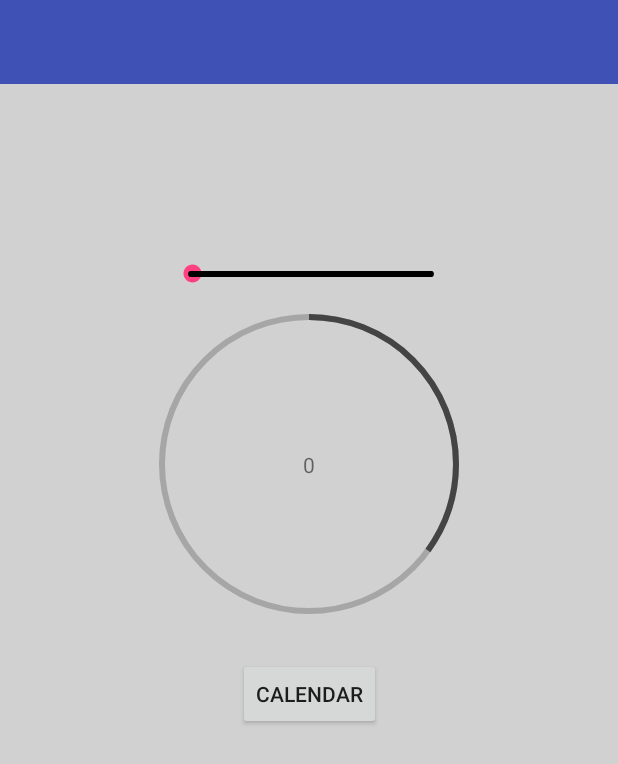
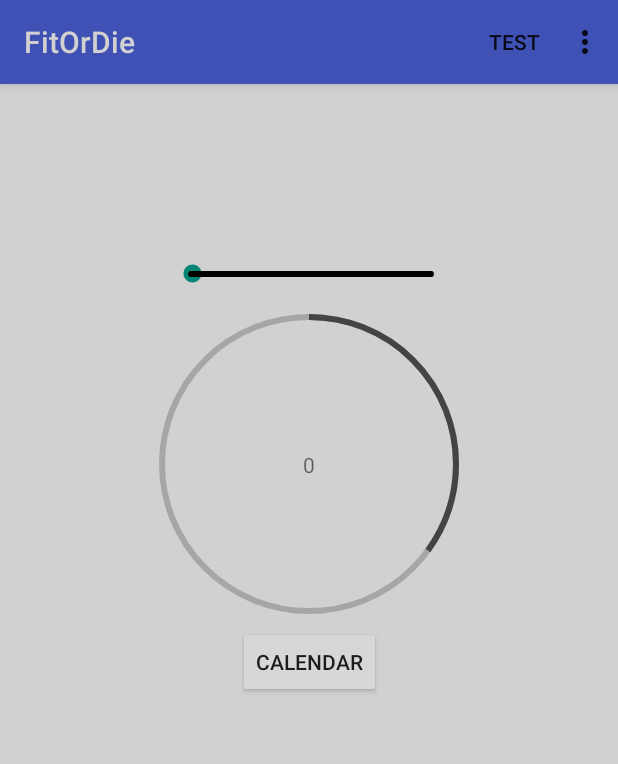
Before and after one commit to CS3398-Cappucino-Dreamers/CS3398-Cappucino-F2017, an Android app: the HomePage screen opened directly, with no data from a screen before it, on a phone screen of 412 x 824 dp. Shown: the top 764 px of the screen. Run offline under Robolectric (Android 15) with nearby library versions, the phone set to English and light mode, and no system bars; libraries missing offline, so code that uses them is left out: com.aurelhubert.ahbottomnavigation; plain views replace AHBottomNavigation.

Commit message:
Preliminary Navigation Drawer, Action Bar, and Progress Animation

```diff
--- a/MyApplication/app/build.gradle
+++ b/MyApplication/app/build.gradle
@@ -29,5 +29,6 @@ dependencies {
     compile 'com.android.support:design:25.3.1'
     compile 'com.android.support:support-v4:25.3.1'
     compile 'com.aurelhubert:ahbottomnavigation:2.0.4' // For bottom nav bar
+    compile "com.android.support:support-core-utils:25.0.0" // support lib for action bar
     testCompile 'junit:junit:4.12'
 }
--- a/MyApplication/app/src/main/AndroidManifest.xml
+++ b/MyApplication/app/src/main/AndroidManifest.xml
@@ -8,7 +8,7 @@
         android:label="@string/app_name"
         android:roundIcon="@mipmap/ic_launcher_round"
         android:supportsRtl="true"
-        android:theme="@style/AppTheme.NoActionBar">
+        android:theme="@style/Theme.AppCompat.Light.NoActionBar">
         <activity android:name=".Login.LoginActivity">
             <intent-filter>
                 <action android:name="android.intent.action.MAIN" />
--- a/MyApplication/app/src/main/java/com/example/ben/fitordie/Login/HomePage.java
+++ b/MyApplication/app/src/main/java/com/example/ben/fitordie/Login/HomePage.java
@@ -3,8 +3,13 @@ package com.example.ben.fitordie.Login;
 import android.content.Intent;
 import android.support.v7.app.AppCompatActivity;
 import android.os.Bundle;
+import android.support.v7.widget.Toolbar;
+import android.util.*;
+import android.view.Menu;
 import android.view.View;
+import android.widget.ArrayAdapter;
 import android.widget.Button;
+import android.widget.ListView;
 import android.widget.SeekBar;
 import android.widget.TextView;
 
@@ -16,25 +21,59 @@ import com.example.ben.fitordie.R;
 
 public class HomePage extends AppCompatActivity {
 
+    private CircleProgressBar circleProgressBar;
+    private Thread animation; // animation thread
     private TextView progressField;
     private Button calendarBtn;
     private Intent goToCalendarIntent;
     private AHBottomNavigationItem item1; // item1 of the bottom nav bar (Far left)
+    private ListView mDrawerList; // listview for the navigation drawer
+    private ArrayAdapter<String> mAdapter; // Adapts Data
 
     @Override
     protected void onCreate(Bundle savedInstanceState) {
         super.onCreate(savedInstanceState);
         setContentView(R.layout.activity_home_page);
 
-        BottomNavBar bottomNavBar = BottomNavBar.getInstance(this,findViewById(R.id.bottom_navigation));
+        mDrawerList = (ListView)findViewById(R.id.navList); // get Drawer ListView
+        addDrawerItems(); // populate drawer
+
+
+        Toolbar toolbar = (Toolbar) findViewById(R.id.my_toolbar);
+        setSupportActionBar(toolbar);
+        toolbar.setTitleTextColor(getResources().getColor(R.color.lightGray));
+
+
+        BottomNavBar bottomNavBar = BottomNavBar.getInstance(this,findViewById(R. id.bottom_navigation));
 
         progressField = (TextView)findViewById(R.id.progressField);
         calendarBtn = (Button)findViewById(R.id.calendarBtn);
         setBtnListeners();
 
-        final CircleProgressBar circleProgressBar = (CircleProgressBar)findViewById(R.id.custom_progressBar);
+        circleProgressBar = (CircleProgressBar)findViewById(R.id.custom_progressBar);
         SeekBar seekBar = (SeekBar)findViewById(R.id.seekBar);
         goToCalendarIntent = new Intent(this, CalendarActivity.class);
+
+//        animation = new Thread(new Runnable() {
+//            @Override
+//            public void run() {
+//                 runOnUiThread(new Runnable() {
+//                    @Override
+//                    public void run() {
+//                        for(int i =0; i< 700; i+=10){
+//                            circleProgressBar.setProgress(i/10);
+//                            try {
+//                                Thread.sleep(200);
+//                            } catch (InterruptedException e) {
+//                                e.printStackTrace();
+//                            }
+//                        }
+//                    }
+//                });
+//            }
+//        });
+//        animation.start();
+
 
 
 
@@ -58,15 +97,65 @@ public class HomePage extends AppCompatActivity {
         });
     }
 
+    @Override
+    protected void onStart() {
+        super.onStart();
+    }
+
+    @Override
+    protected void onResume() {
+        super.onResume();
+    }
+
     /**
      * Button listener that takes you to the calenar activity.. Just temporary for demo #1
      */
-    public void setBtnListeners(){
+    public void setBtnListeners() {
         calendarBtn.setOnClickListener(new View.OnClickListener() {
+
             @Override
             public void onClick(View v) {
-                startActivity(goToCalendarIntent);
+                //startActivity(goToCalendarIntent;
+                new Thread(new Runnable() {
+                    @Override
+                    public void run() {
+                        int b = 0;
+                        for(int i = 0; i < 70; i++) {
+                            final int a = i;
+                            runOnUiThread(new Runnable() {
+                                @Override
+                                public void run() {
+                                    circleProgressBar.setProgress(a);
+                                }
+                            });
+                            try {
+
+                                Thread.currentThread().sleep(50);
+                                if(a >= 50){
+                                    Thread.currentThread().sleep(b+=5);
+                                }
+                            } catch (InterruptedException e) {
+                                e.printStackTrace();
+                            }
+                        }
+                    }
+                }).start();
+
+
             }
         });
     }
+
+    @Override
+    public boolean onCreateOptionsMenu(Menu menu) {
+        getMenuInflater().inflate(R.menu.appbar,menu);
+
+        return super.onCreateOptionsMenu(menu);
+    }
+
+    private void addDrawerItems() {
+        String[] osArray = { "User Stats", "Calendar", "Tracker", "Logbook","Machine Learning", "Settings" };
+        mAdapter = new ArrayAdapter<String>(this, android.R.layout.simple_list_item_1, osArray);
+        mDrawerList.setAdapter(mAdapter);
+    }
 }
--- a/MyApplication/app/src/main/res/layout/activity_home_page.xml
+++ b/MyApplication/app/src/main/res/layout/activity_home_page.xml
@@ -1,4 +1,11 @@
 <?xml version="1.0" encoding="utf-8"?>
+<android.support.v4.widget.DrawerLayout xmlns:android="http://schemas.android.com/apk/res/android"
+    xmlns:app="http://schemas.android.com/apk/res-auto"
+    xmlns:tools="http://schemas.android.com/tools"
+    android:id="@+id/drawer_layout"
+    android:layout_width="match_parent"
+    android:layout_height="match_parent">
+    <!-- The main content view -->
     <android.support.constraint.ConstraintLayout xmlns:android="http://schemas.android.com/apk/res/android"
         xmlns:app="http://schemas.android.com/apk/res-auto"
         xmlns:tools="http://schemas.android.com/tools"
@@ -7,11 +14,11 @@
         android:background="@color/lightGray"
         tools:context="com.example.ben.fitordie.Login.HomePage">
 
-    <android.support.design.widget.AppBarLayout
-        android:layout_width="368dp"
-        android:layout_height="wrap_content"
-        tools:layout_editor_absoluteY="0dp"
-        tools:layout_editor_absoluteX="8dp"></android.support.design.widget.AppBarLayout>
+        <!--<android.support.design.widget.AppBarLayout-->
+        <!--android:layout_width="368dp"-->
+        <!--android:layout_height="48dp"-->
+        <!--tools:layout_editor_absoluteY="0dp"-->
+        <!--tools:layout_editor_absoluteX="8dp"></android.support.design.widget.AppBarLayout>-->
         <FrameLayout
             android:id="@+id/frame"
             android:layout_width="0dp"
@@ -22,26 +29,26 @@
         <com.aurelhubert.ahbottomnavigation.AHBottomNavigation
             android:id="@+id/bottom_navigation"
             android:layout_width="0dp"
-        android:layout_height="wrap_content"
+            android:layout_height="48dp"
             android:layout_gravity="bottom"
             app:layout_constraintBottom_toBottomOf="parent"
-        android:layout_marginBottom="0dp"
-        android:layout_marginRight="0dp"
             app:layout_constraintRight_toRightOf="parent"
-        android:layout_marginLeft="0dp"
-        app:layout_constraintLeft_toLeftOf="parent" />
+            app:layout_constraintLeft_toLeftOf="parent"
+            app:layout_constraintHorizontal_bias="0.0" />
 
         <android.support.v7.widget.Toolbar
-        android:id="@+id/toolbar"
+            android:id="@+id/my_toolbar"
             android:layout_width="0dp"
+            android:titleTextColor="@color/lightGray"
             android:layout_height="56dp"
-        android:layout_marginLeft="0dp"
-        android:layout_marginRight="0dp"
-        android:background="?attr/colorPrimary"
+            android:background="@color/colorPrimary"
+            android:elevation="4dp"
+            android:theme="@style/ThemeOverlay.AppCompat.ActionBar"
+            app:popupTheme="@style/ThemeOverlay.AppCompat.Light"
+            app:layout_constraintRight_toRightOf="parent"
             app:layout_constraintLeft_toLeftOf="parent"
-        app:layout_constraintRight_toRightOf="parent"
-        tools:layout_editor_absoluteY="0dp"
-        app:layout_constraintHorizontal_bias="0.0" />
+            app:layout_constraintTop_toTopOf="parent"
+            />
 
         <!-- This is where the nav bar ends -->
         <SeekBar
@@ -57,7 +64,9 @@
             app:layout_constraintLeft_toLeftOf="parent"
             android:layout_marginBottom="8dp"
             app:layout_constraintBottom_toTopOf="@+id/custom_progressBar"
-        app:layout_constraintHorizontal_bias="0.505" />
+            app:layout_constraintHorizontal_bias="0.505"
+            android:layout_marginStart="8dp"
+            android:layout_marginEnd="8dp" />
 
         <com.example.ben.fitordie.Login.customviews.CircleProgressBar
             android:id="@+id/custom_progressBar"
@@ -74,7 +83,9 @@
             android:layout_marginTop="150dp"
             app:layout_constraintBottom_toBottomOf="parent"
             android:layout_marginBottom="8dp"
-        app:layout_constraintVertical_bias="0.33">
+            app:layout_constraintVertical_bias="0.32999998"
+            android:layout_marginStart="8dp"
+            android:layout_marginEnd="8dp">
         </com.example.ben.fitordie.Login.customviews.CircleProgressBar>
 
         <TextView
@@ -89,7 +100,9 @@
             app:layout_constraintBottom_toBottomOf="@+id/custom_progressBar"
             android:layout_marginBottom="8dp"
             app:layout_constraintTop_toTopOf="@+id/custom_progressBar"
-        android:layout_marginTop="8dp" />
+            android:layout_marginTop="8dp"
+            android:layout_marginStart="8dp"
+            android:layout_marginEnd="8dp" />
 
         Button that takes you to the calendar page... Just temporary for Demo #1
         <Button
@@ -99,13 +112,17 @@
             android:text="Calendar"
             android:layout_marginTop="8dp"
             app:layout_constraintTop_toBottomOf="@+id/custom_progressBar"
-        app:layout_constraintBottom_toBottomOf="parent"
-        android:layout_marginBottom="8dp"
-        android:layout_marginRight="8dp"
-        app:layout_constraintRight_toRightOf="parent"
-        android:layout_marginLeft="8dp"
-        app:layout_constraintLeft_toLeftOf="parent"
-        app:layout_constraintHorizontal_bias="0.501"
-        app:layout_constraintVertical_bias="0.061" />
+            app:layout_constraintLeft_toLeftOf="@+id/custom_progressBar"
+            app:layout_constraintRight_toRightOf="@+id/custom_progressBar" />
 
     </android.support.constraint.ConstraintLayout>
+
+    <!-- The navigation drawer -->
+    <ListView
+        android:id="@+id/navList"
+        android:layout_width="200dp"
+        android:layout_height="match_parent"
+        android:layout_gravity="left|start"
+        android:background="#ffeeeeee"/>
+
+</android.support.v4.widget.DrawerLayout>
--- /dev/null
+++ b/MyApplication/app/src/main/res/menu/appbar.xml
@@ -0,0 +1,14 @@
+<?xml version="1.0" encoding="utf-8"?>
+<menu xmlns:android="http://schemas.android.com/apk/res/android"
+    xmlns:app="http://schemas.android.com/apk/res-auto">
+    <!-- "Mark Favorite", should appear as action button if possible -->
+    <item
+        android:id="@+id/action_favorite"
+        android:title="test"
+        app:showAsAction="ifRoom"/>
+
+    <!-- Settings, should always be in the overflow -->
+    <item android:id="@+id/action_settings"
+        android:title="test2"
+        app:showAsAction="never"/>
+</menu>
--- a/MyApplication/build.gradle
+++ b/MyApplication/build.gradle
@@ -9,7 +9,7 @@ buildscript {
         }
     }
     dependencies {
-        classpath 'com.android.tools.build:gradle:2.3.3'
+        classpath 'com.android.tools.build:gradle:2.2.3'
 
         // NOTE: Do not place your application dependencies here; they belong
         // in the individual module build.gradle files
```
Lines whose indentation alone changed are shown as unchanged.
